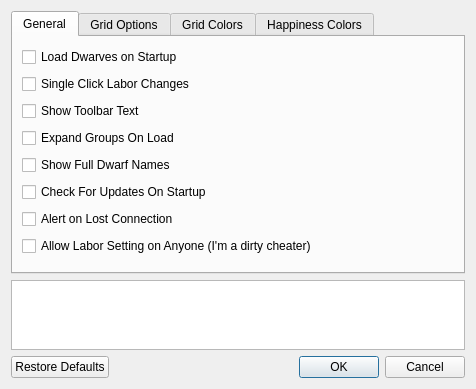
This is ui/optionsmenu.ui in Dwarf-Therapist/Dwarf-Therapist as Qt 5 draws it before an edit. The edited form follows.
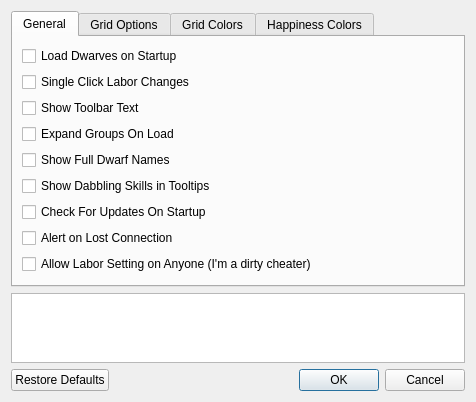
This is the edited form. Icons and pictures are not drawn.

Commit message: * Fixing up a few more job names  * Fixed issue 189. (long/multipart surname reading)  * Fixed issue 173. (migration waves sort order)  * Fixed issue 157. (add option for hiding dabbling skills)  * Made military status names translatable (and made the baby/child search text based instead of using ids)  * Removed print button since it was just for playing around with

Diff of the .ui file:
```diff
--- a/ui/optionsmenu.ui
+++ b/ui/optionsmenu.ui
@@ -130,6 +130,19 @@
          </property>
         </widget>
        </item>
+       <item>
+        <widget class="QCheckBox" name="cb_show_dabbling_in_tooltip">
+         <property name="statusTip">
+          <string>Uncheck this option to hide dabbling skills on dwarf tooltips. &lt;font color=red&gt;&lt;b&gt;Note: this change will not take effect until the next full read of dwarves occurrs!&lt;/font&gt;&lt;/b&gt;</string>
+         </property>
+         <property name="whatsThis">
+          <string>Uncheck this option to hide dabbling skills on dwarf tooltips. &lt;font color=red&gt;&lt;b&gt;Note: this change will not take effect until the next full read of dwarves occurrs!&lt;/font&gt;&lt;/b&gt;</string>
+         </property>
+         <property name="text">
+          <string>Show Dabbling Skills in Tooltips</string>
+         </property>
+        </widget>
+       </item>
        <item>
         <widget class="QCheckBox" name="cb_check_for_updates_on_startup">
          <property name="statusTip">
```
The commit also changes 6 other files.
